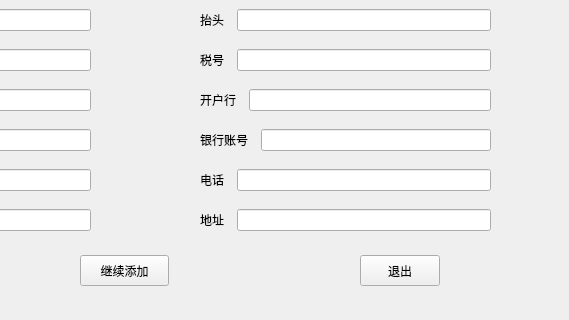
Qt form scandialog.ui (betamake/intelligence) before a commit; both pictures show x 230 to 799 and y 355 to 675 of the 799 by 675 pixel window.
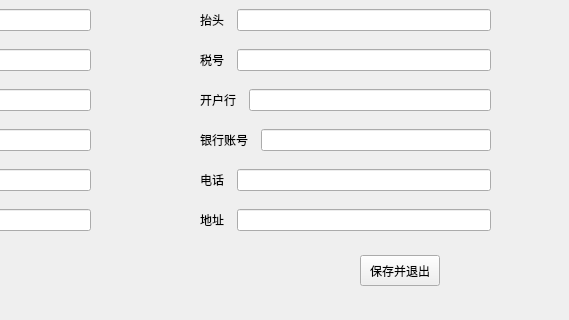
The same form after that commit.

```diff
--- a/scandialog.ui
+++ b/scandialog.ui
@@ -36,7 +36,7 @@
     </rect>
    </property>
    <property name="text">
-    <string>退出</string>
+    <string>保存并退出</string>
    </property>
   </widget>
   <widget class="QLabel" name="label">
@@ -443,19 +443,6 @@
     <string/>
    </property>
   </widget>
-  <widget class="QPushButton" name="pushButton">
-   <property name="geometry">
-    <rect>
-     <x>310</x>
-     <y>610</y>
-     <width>89</width>
-     <height>31</height>
-    </rect>
-   </property>
-   <property name="text">
-    <string>继续添加</string>
-   </property>
-  </widget>
  </widget>
  <resources/>
  <connections/>
```
